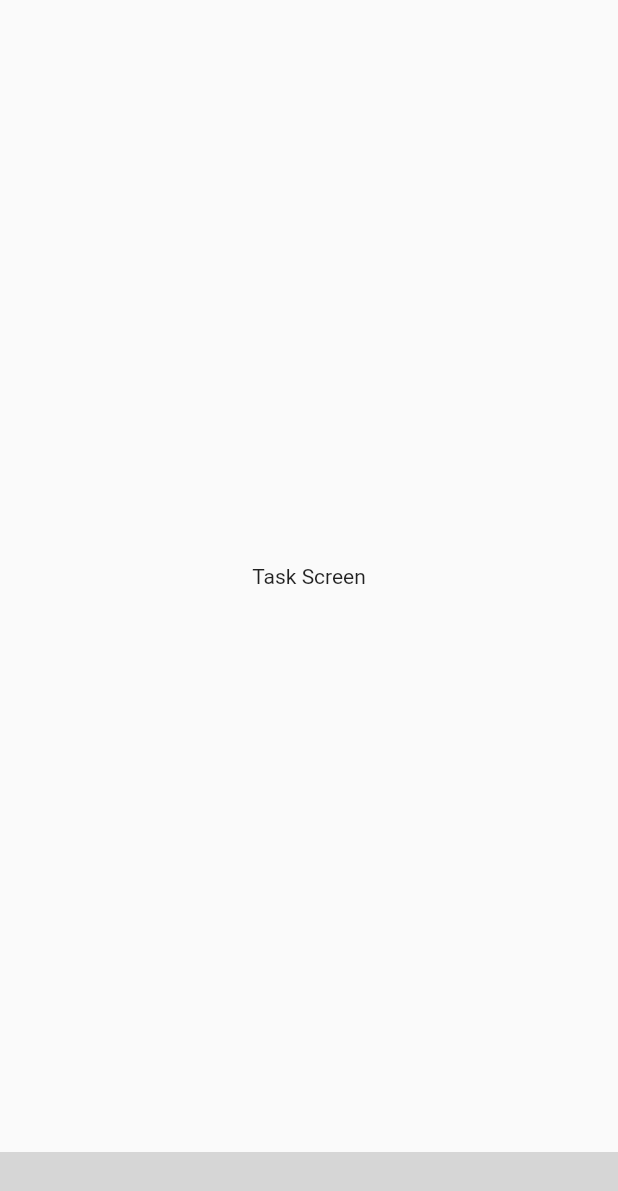
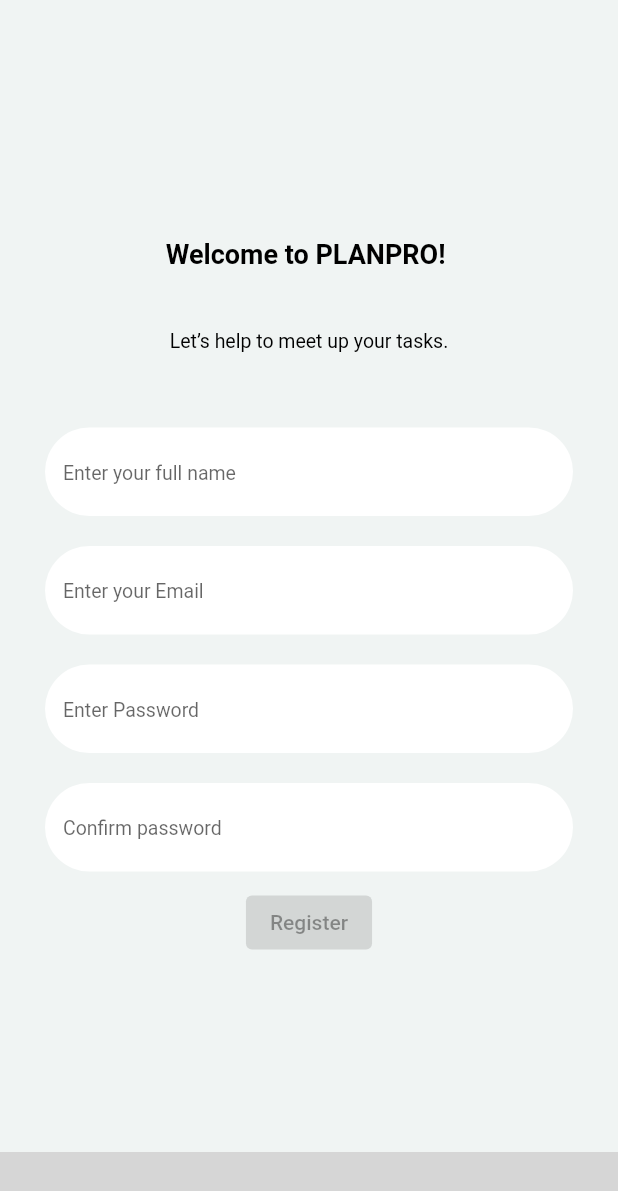
Before and after one commit to anhduong1611/02_cdio_todolist, a Flutter app: the screen it shows after launch, on a phone screen of 412 x 824 dp. Shown: the top 1191 px of the screen. Run offline on Flutter 3.47's test engine with Material 2 defaults, Android fonts, the light colour scheme and no system bars; missing offline and left inert: molten_navigationbar_flutter; Roboto replaces fonts that are missing (Poppins); grey boxes are pictures that could not be loaded.

Commit message:
font end Register

```diff
--- /dev/null
+++ b/lib/Register.dart
@@ -0,0 +1,62 @@
+
+import 'package:cdio/Todolist_Color.dart';
+import 'package:flutter/material.dart';
+
+class MRegister extends StatefulWidget {
+  const MRegister({Key? key}) : super(key: key);
+
+  @override
+  State<MRegister> createState() => _MRegisterState();
+}
+
+class _MRegisterState extends State<MRegister> {
+  @override
+  Widget build(BuildContext context) {
+    return Container(
+      width: double.infinity,
+      child: Center(
+        child: Column(
+          children: [
+            Padding(
+              padding: const EdgeInsets.all(30),
+              child: Text('Welcome to PLANPRO! ',style: TextStyle(fontSize: 18, fontWeight: FontWeight.bold,color: Colors.black),),
+            ),
+            Padding(
+              padding: const EdgeInsets.only(top: 10, bottom: 40),
+              child: Text('Let’s help to meet up your tasks.',style: TextStyle(fontSize: 13,color: Colors.black)),
+            ),
+            _buildTextField('Enter your full name'),
+            _buildTextField('Enter your Email'),
+            _buildTextField('Enter Password'),
+            _buildTextField('Confirm password'),
+            ElevatedButton(
+              style: ElevatedButton.styleFrom(
+                backgroundColor: MColor.blue_main
+              ),
+                onPressed: null, child: Text('Register'))
+          ],
+        ),
+      ),
+    );
+  }
+}
+
+
+Widget _buildTextField(String text){
+
+  return Padding(
+    padding: EdgeInsets.only(left: 30,top: 10, right: 30, bottom: 10),
+    child: TextField(
+      decoration: InputDecoration(
+          filled: true,
+          fillColor: Colors.white,
+        border: OutlineInputBorder(
+          borderSide: BorderSide.none,
+          borderRadius: BorderRadius.all(Radius.circular(100))
+        ),
+        hintText: text,
+        hintStyle: TextStyle(fontSize: 13, fontFamily: 'Poppins')
+      ),
+    ),
+  );
+}
--- a/lib/Todolist_Color.dart
+++ b/lib/Todolist_Color.dart
@@ -2,4 +2,5 @@
 
 class MColor {
   static const blue_main = Color(0xFF50C2C9);
+  static const grey_background = Color(0xFFf0f4f3);
 }
--- a/lib/main.dart
+++ b/lib/main.dart
@@ -1,9 +1,12 @@
 import 'package:cdio/Calendar.dart';
 import 'package:cdio/Settings.dart';
 import 'package:cdio/Task.dart';
+import 'package:cdio/Todolist_Color.dart';
 import 'package:flutter/material.dart';
 
 import 'package:molten_navigationbar_flutter/molten_navigationbar_flutter.dart';
+
+import 'Register.dart';
 
 void main() {
   runApp(MaterialApp(
@@ -22,13 +25,14 @@
 class _MyAppState extends State<MyApp> {
   int _selectedIndex = 0;
   static const List<Widget> _widgetOptions = <Widget>[
-    MTask(),
+    MRegister(),
     MCalendar(),
     MSettings(),
   ];
   @override
   Widget build(BuildContext context) {
     return Scaffold(
+      backgroundColor: MColor.grey_background,
       body: Center(
         child: SingleChildScrollView(
           child: _widgetOptions.elementAt(_selectedIndex),
--- /dev/null
+++ b/lib/wigdet/TextBox.dart
@@ -0,0 +1,2 @@
+
+import 'package:flutter/material.dart';
```
